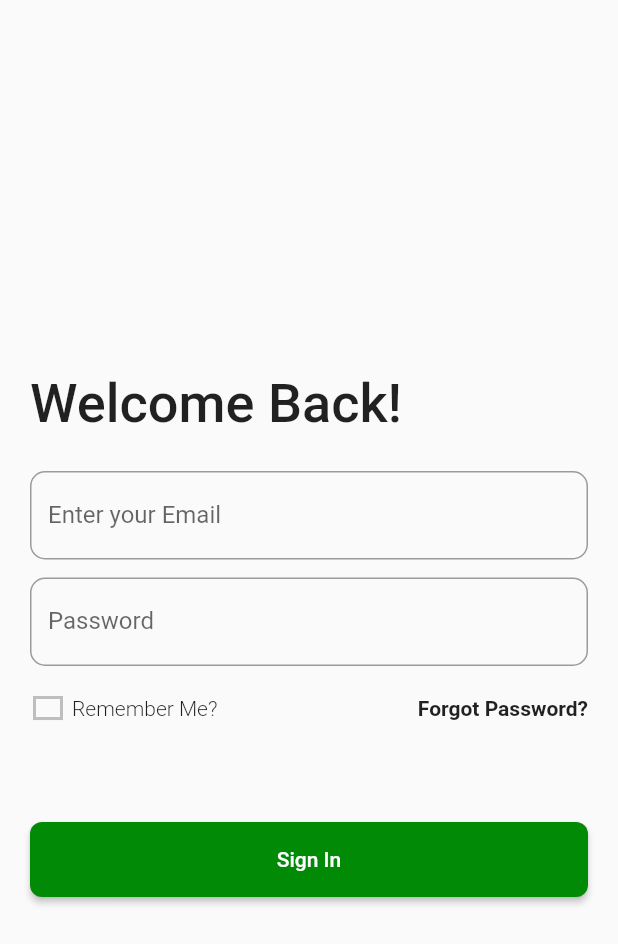
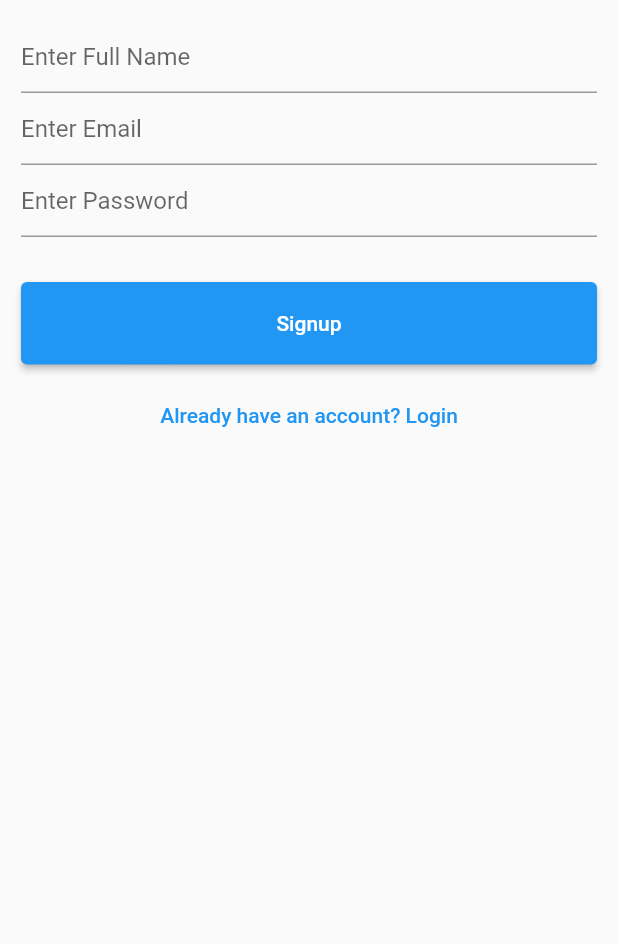
Before and after one commit to ashishmohapatra240/harv, a Flutter app: the signIn screen opened directly, on a phone screen of 412 x 824 dp. Shown: the top 944 px of the screen. Run offline on Flutter 3.47's test engine with Material 2 defaults, Android fonts, the phone set to English and light mode, and no system bars; our stand-ins replace carousel_slider, cloud_firestore, dotted_border, file_picker, firebase_auth, firebase_core and 1 more; accounts and stored records are empty.

Commit message:
added firebase auth

```diff
--- a/lib/screens/choose_volunteer.dart
+++ b/lib/screens/choose_volunteer.dart
@@ -1,7 +1,6 @@
 import 'package:flutter/material.dart';
 import 'package:flutter/src/widgets/container.dart';
 import 'package:flutter/src/widgets/framework.dart';
-import 'package:harv/volunteer_card.dart';
 
 class ChooseVolunteer extends StatelessWidget {
   const ChooseVolunteer({super.key});
@@ -13,7 +12,7 @@ class ChooseVolunteer extends StatelessWidget {
         padding: const EdgeInsets.symmetric(horizontal: 20,vertical: 10),
         child: Column(
           children: [
-       VCard()
+       Card()
           ],
         ),
       ),
--- a/lib/screens/sign_in.dart
+++ b/lib/screens/sign_in.dart
@@ -1,105 +1,130 @@
 import 'package:flutter/material.dart';
 import 'package:flutter/src/widgets/container.dart';
 import 'package:flutter/src/widgets/framework.dart';
+import 'package:harv/services/authfunctions.dart';
 
-class signIn extends StatelessWidget {
-  const signIn({super.key});
+class signIn extends StatefulWidget {
+  signIn({super.key});
+
+  @override
+  State<signIn> createState() => _signInState();
+}
+
+class _signInState extends State<signIn> {
+  final _formKey = GlobalKey<FormState>();
+
+  String email = '';
+
+  String password = '';
+
+  bool login = false;
+
+    String fullname = '';
 
   @override
   Widget build(BuildContext context) {
     return Scaffold(
         body: SingleChildScrollView(
-      child: Padding(
-        padding: const EdgeInsets.fromLTRB(20, 224, 20, 128),
+      child: Form(
+        key: _formKey,
+        child: Container(
+          padding: EdgeInsets.all(14),
           child: Column(
-          // mainAxisAlignment: MainAxisAlignment.start,
-          crossAxisAlignment: CrossAxisAlignment.start,
+            mainAxisAlignment: MainAxisAlignment.center,
             children: [
-            Padding(
-              padding: const EdgeInsets.fromLTRB(0, 24, 0, 24),
-              child: Text(
-                'Welcome Back!',
-                style: TextStyle(fontSize: 36, fontWeight: FontWeight.w500),
+              // ======== Full Name ========
+              login
+                  ? Container()
+                  : TextFormField(
+                      key: ValueKey('fullname'),
+                      decoration: InputDecoration(
+                        hintText: 'Enter Full Name',
                       ),
+                      validator: (value) {
+                        if (value!.isEmpty) {
+                          return 'Please Enter Full Name';
+                        } else {
+                          return null;
+                        }
+                      },
+                      onSaved: (value) {
+                        setState(() {
+                          fullname = value!;
+                        });
+                      },
                     ),
-            TextField(
+
+              // ======== Email ========
+              TextFormField(
+                key: ValueKey('email'),
                 decoration: InputDecoration(
-                labelText: 'Enter your Email',
-                border: OutlineInputBorder(
-                  borderRadius: BorderRadius.circular(10.0),
+                  hintText: 'Enter Email',
                 ),
+                validator: (value) {
+                  if (value!.isEmpty || !value.contains('@')) {
+                    return 'Please Enter valid Email';
+                  } else {
+                    return null;
+                  }
+                },
+                onSaved: (value) {
+                  setState(() {
+                    email = value!;
+                  });
+                },
               ),
+              // ======== Password ========
+              TextFormField(
+                key: ValueKey('password'),
+                obscureText: true,
+                decoration: InputDecoration(
+                  hintText: 'Enter Password',
+                ),
+                validator: (value) {
+                  if (value!.length < 6) {
+                    return 'Please Enter Password of min length 6';
+                  } else {
+                    return null;
+                  }
+                },
+                onSaved: (value) {
+                  setState(() {
+                    password = value!;
+                  });
+                },
               ),
               SizedBox(
-              height: 12,
+                height: 30,
               ),
-            TextField(
-              decoration: InputDecoration(
-                labelText: 'Password',
-                border: OutlineInputBorder(
-                  borderRadius: BorderRadius.circular(10.0),
-                ),
-              ),
+              Container(
+                height: 55,
+                width: double.infinity,
+                child: ElevatedButton(
+                    onPressed: () async {
+                      if (_formKey.currentState!.validate()) {
+                        _formKey.currentState!.save();
+                        login
+                            ? AuthServices.signinUser(email, password, context)
+                            : AuthServices.signupUser(
+                                email, password, fullname, context);
+                      }
+                    },
+                    child: Text(login ? 'Login' : 'Signup')),
               ),
               SizedBox(
-              height: 16,
+                height: 10,
               ),
-            Row(
-              mainAxisAlignment: MainAxisAlignment.spaceBetween,
-              children: [
-                Row(
-                  children: [
-                    Icon(
-                      Icons.rectangle_outlined,
-                      color: Color.fromARGB(255, 190, 190, 190),
-                    ),
-                    SizedBox(
-                      width: 4,
-                    ),
-                    Text(
-                      'Remember Me?',
-                      style: TextStyle(fontWeight: FontWeight.w300),
-                    )
+              TextButton(
+                  onPressed: () {
+                    setState(() {
+                      login = !login;
+                    });
+                  },
+                  child: Text(login
+                      ? "Don't have an account? Signup"
+                      : "Already have an account? Login"))
             ],
           ),
-                Text(
-                  'Forgot Password?',
-                  style: TextStyle(fontWeight: FontWeight.bold),
-                )
-              ],
-            ),
-            SizedBox(
-              height: 64,
-            ),
-            Center(
-              child: ElevatedButton(
-                child: Text('Sign In'),
-                style: ElevatedButton.styleFrom(
-                  shape: RoundedRectangleBorder(
-                      //to set border radius to button
-                      borderRadius: BorderRadius.circular(8)),
-                  minimumSize: const Size(374 + 24, 50),
-                  primary: Color.fromARGB(255, 1, 138, 6),
-                ),
-                onPressed: () {},
-              ),
-            ),
-            SizedBox(
-              height: 224,
-            ),
-            Center(
-              child: Row(
-                mainAxisAlignment: MainAxisAlignment.center,
-                children: [
-                  Text('Create an account?'),
-                  Text(
-                    'Signup',
-                    style: TextStyle(fontWeight: FontWeight.bold),
-                  )
-                ],
-              ),
-            )
-          ],
         ),
       ),
     ));
--- /dev/null
+++ b/lib/services/firebaseFunctions.dart
@@ -0,0 +1,10 @@
+import 'package:cloud_firestore/cloud_firestore.dart';
+
+class FirestoreServices {
+  static saveUser(String name, email, uid) async {
+    await FirebaseFirestore.instance
+        .collection('users')
+        .doc(uid)
+        .set({'email': email, 'name': name});
+  }
+}
```
Also changed, not shown: lib/main.dart (+23 -6 lines), lib/services/authfunctions.dart (added, +48 -0 lines), pubspec.yaml (+8 -20 lines), lib/firebase_options.dart (added), pubspec.lock, 4 other files. Lines whose indentation alone changed are shown as unchanged.
